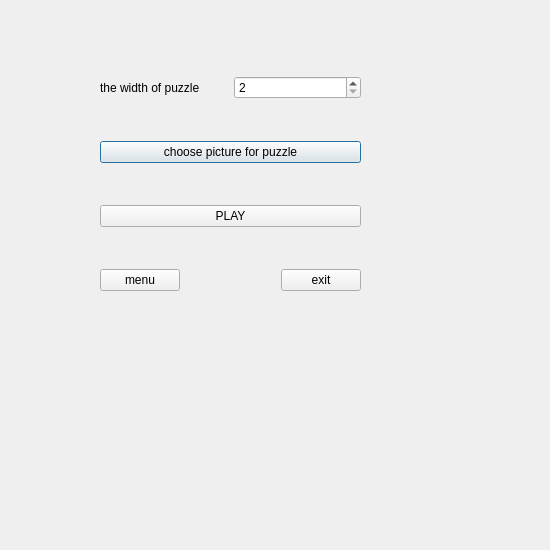
Above: Sem2/lab1.2/newPuzzle/forpleasure.ui from Alina-Hryn/OOP before the change. Below: the same form after it.
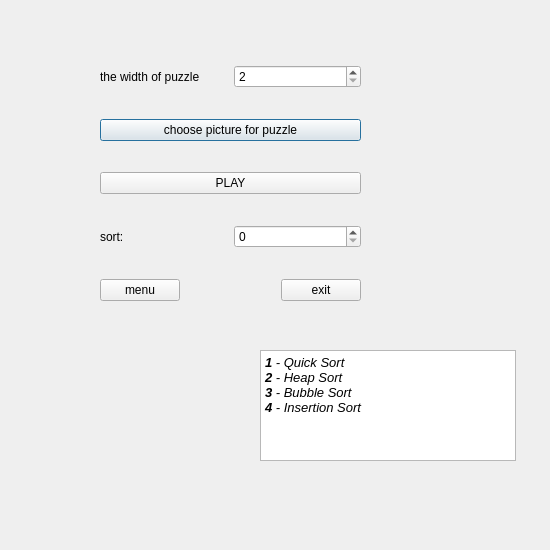
That is the form after the change.

The edit to the form file:
```diff
--- a/Sem2/lab1.2/newPuzzle/forpleasure.ui
+++ b/Sem2/lab1.2/newPuzzle/forpleasure.ui
@@ -73,6 +73,20 @@
       </property>
      </widget>
     </item>
+    <item>
+     <layout class="QHBoxLayout" name="horizontalLayout_4">
+      <item>
+       <widget class="QLabel" name="label_2">
+        <property name="text">
+         <string>sort:</string>
+        </property>
+       </widget>
+      </item>
+      <item>
+       <widget class="QSpinBox" name="spinBox_2"/>
+      </item>
+     </layout>
+    </item>
     <item>
      <layout class="QHBoxLayout" name="horizontalLayout">
       <item>
@@ -106,6 +120,26 @@
     </item>
    </layout>
   </widget>
+  <widget class="QTextBrowser" name="textBrowser">
+   <property name="geometry">
+    <rect>
+     <x>260</x>
+     <y>350</y>
+     <width>256</width>
+     <height>111</height>
+    </rect>
+   </property>
+   <property name="html">
+    <string>&lt;!DOCTYPE HTML PUBLIC &quot;-//W3C//DTD HTML 4.0//EN&quot; &quot;http://www.w3.org/TR/REC-html40/strict.dtd&quot;&gt;
+&lt;html&gt;&lt;head&gt;&lt;meta name=&quot;qrichtext&quot; content=&quot;1&quot; /&gt;&lt;style type=&quot;text/css&quot;&gt;
+p, li { white-space: pre-wrap; }
+&lt;/style&gt;&lt;/head&gt;&lt;body style=&quot; font-family:'MS Shell Dlg 2'; font-size:7.8pt; font-weight:400; font-style:normal;&quot;&gt;
+&lt;p style=&quot; margin-top:0px; margin-bottom:0px; margin-left:0px; margin-right:0px; -qt-block-indent:0; text-indent:0px;&quot;&gt;&lt;span style=&quot; font-size:10pt; font-weight:600; font-style:italic;&quot;&gt;1&lt;/span&gt;&lt;span style=&quot; font-size:10pt; font-style:italic;&quot;&gt; - Quick Sort&lt;/span&gt;&lt;/p&gt;
+&lt;p style=&quot; margin-top:0px; margin-bottom:0px; margin-left:0px; margin-right:0px; -qt-block-indent:0; text-indent:0px;&quot;&gt;&lt;span style=&quot; font-size:10pt; font-weight:600; font-style:italic;&quot;&gt;2&lt;/span&gt;&lt;span style=&quot; font-size:10pt; font-style:italic;&quot;&gt; - Heap Sort&lt;/span&gt;&lt;/p&gt;
+&lt;p style=&quot; margin-top:0px; margin-bottom:0px; margin-left:0px; margin-right:0px; -qt-block-indent:0; text-indent:0px;&quot;&gt;&lt;span style=&quot; font-size:10pt; font-weight:600; font-style:italic;&quot;&gt;3 &lt;/span&gt;&lt;span style=&quot; font-size:10pt; font-style:italic;&quot;&gt;- Bubble Sort&lt;/span&gt;&lt;/p&gt;
+&lt;p style=&quot; margin-top:0px; margin-bottom:0px; margin-left:0px; margin-right:0px; -qt-block-indent:0; text-indent:0px;&quot;&gt;&lt;span style=&quot; font-size:10pt; font-weight:600; font-style:italic;&quot;&gt;4&lt;/span&gt;&lt;span style=&quot; font-size:10pt; font-style:italic;&quot;&gt; - Insertion Sort&lt;/span&gt;&lt;/p&gt;&lt;/body&gt;&lt;/html&gt;</string>
+   </property>
+  </widget>
  </widget>
  <resources/>
  <connections/>
```
